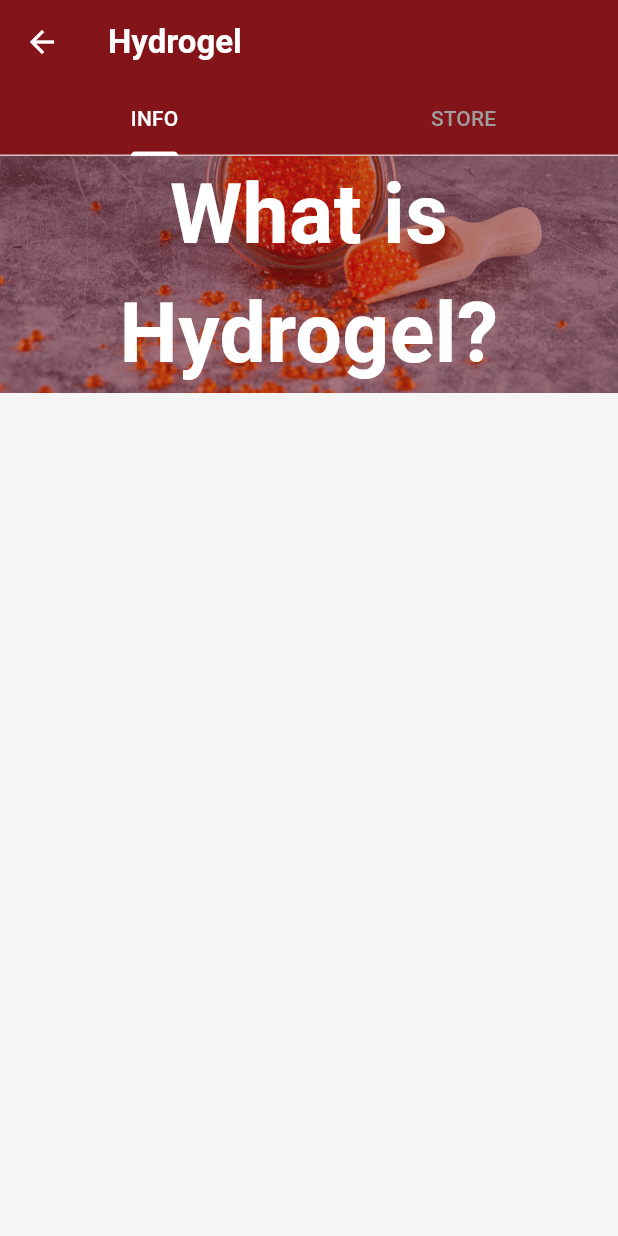
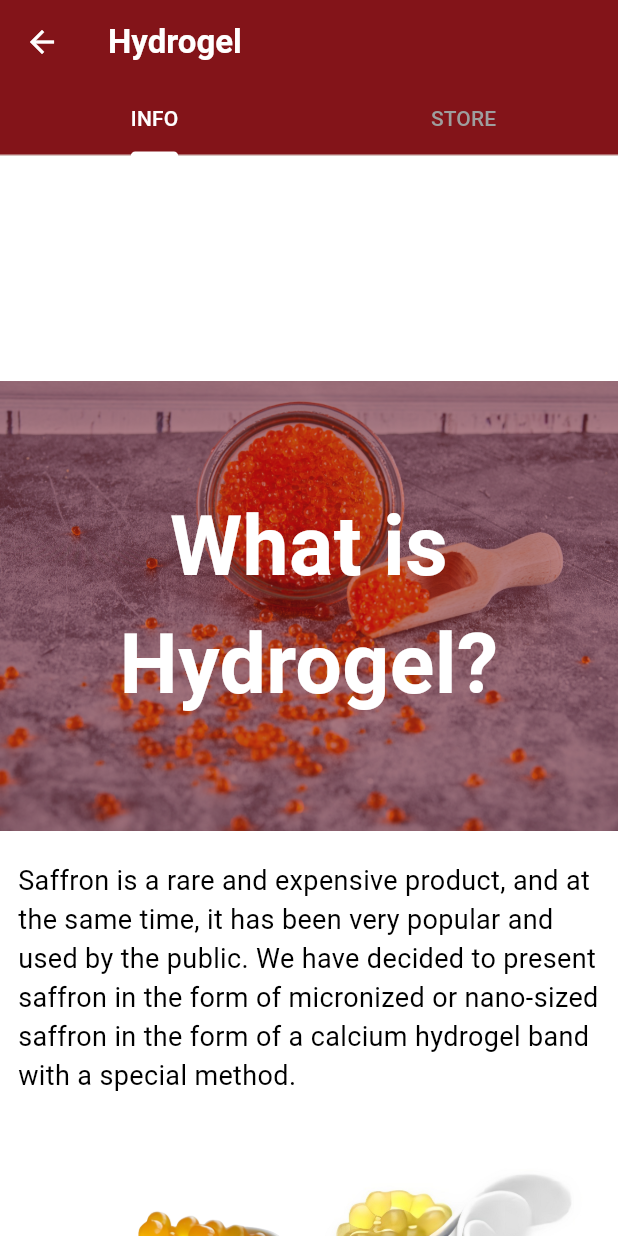
Before and after one commit to TheSam912/saffron, a Flutter app: the HydrogelPage screen opened directly, on a phone screen of 412 x 824 dp. Run offline on Flutter 3.47's test engine with Material 2 defaults, Android fonts, the phone set to English and light mode, and no system bars.

Commit message:
Add existing file

```diff
--- /dev/null
+++ b/lib/components/info.dart
@@ -0,0 +1,100 @@
+import 'package:flutter/material.dart';
+import 'package:saffron_project/components/footer.dart';
+import 'package:saffron_project/contant/color.dart';
+
+class Info extends StatelessWidget {
+  const Info({super.key});
+
+  @override
+  Widget build(BuildContext context) {
+    return ListView(
+      children: [
+        const SizedBox(
+          height: 150,
+        ),
+        Container(
+            height: 300,
+            width: MediaQuery.of(context).size.width,
+            decoration: BoxDecoration(
+                color: mainColor,
+                image: const DecorationImage(
+                    opacity: 0.5,
+                    image: AssetImage("assets/images/hydrogel_slider.jpg"),
+                    fit: BoxFit.cover)),
+            child: const Column(
+              mainAxisAlignment: MainAxisAlignment.center,
+              children: [
+                Text(
+                  "What is",
+                  textAlign: TextAlign.center,
+                  style: TextStyle(
+                      color: Colors.white,
+                      fontSize: 55,
+                      fontWeight: FontWeight.w700),
+                ),
+                Text(
+                  "Hydrogel?",
+                  textAlign: TextAlign.center,
+                  style: TextStyle(
+                      color: Colors.white,
+                      fontSize: 55,
+                      fontWeight: FontWeight.w700),
+                )
+              ],
+            )),
+        Padding(
+          padding: const EdgeInsets.symmetric(horizontal: 12),
+          child: Column(
+            children: [
+              const SizedBox(
+                height: 20,
+              ),
+              const Text(
+                "Saffron is a rare and expensive product, and at the same time, it has been very popular and used by the public. We have decided to present saffron in the form of micronized or nano-sized saffron in the form of a calcium hydrogel band with a special method.",
+                style: TextStyle(color: Colors.black, fontSize: 18),
+              ),
+              const SizedBox(
+                height: 30,
+              ),
+              Row(
+                children: [
+                  Flexible(
+                      flex: 5,
+                      child:
+                          Image.asset("assets/images/hydrogel/hydrogel1.png")),
+                  Flexible(
+                      flex: 5,
+                      child:
+                          Image.asset("assets/images/hydrogel/hydrogel2.jpeg")),
+                ],
+              ),
+              const Text(
+                "One of the reasons for this invention is to preserve the properties of saffron until the stage of consumption. It cannot be realized. First, we pulverize saffron with a special mill and dissolve it with water in a specific proportion.",
+                style: TextStyle(color: Colors.black, fontSize: 18),
+              ),
+              Row(
+                children: [
+                  Flexible(
+                      flex: 5,
+                      child:
+                          Image.asset("assets/images/hydrogel/hydrogel3.jpeg")),
+                  Flexible(
+                      flex: 5,
+                      child:
+                          Image.asset("assets/images/hydrogel/hydrogel4.jpeg")),
+                ],
+              ),
+              const Text(
+                "In a method with a controlled heat and vacuum system, the water is removed from the environment and the micronized saffron remains, of course, while maintaining all the properties of saffron. The solution is made into a liquid and is crushed by an automatic system and gradual injection of the solution inside the vessel from a substance with a calcium base and a certain percentage, and this product takes a spherical and hard (gelatinous) shape, and this final product is the saffron hydrogel.",
+                style: TextStyle(color: Colors.black, fontSize: 18),
+              ),
+              const SizedBox(
+                height: 50,
+              ),
+            ],
+          ),
+        )
+      ],
+    );
+  }
+}
--- a/lib/pages/hydrogel.dart
+++ b/lib/pages/hydrogel.dart
@@ -2,6 +2,8 @@ import 'package:flutter/material.dart';
 import 'package:saffron_project/components/footer.dart';
 import 'package:saffron_project/components/mainCards.dart';
 import 'package:saffron_project/contant/color.dart';
+
+import '../components/info.dart';
 
 class HydrogelPage extends StatefulWidget {
   const HydrogelPage({super.key});
@@ -33,7 +35,7 @@ class _HydrogelPageState extends State<HydrogelPage>
   @override
   Widget build(BuildContext context) {
     return Scaffold(
-      backgroundColor: backgroundColor,
+      backgroundColor: Colors.white,
       appBar: AppBar(
         bottom: TabBar(
           controller: _tabController,
@@ -59,7 +61,7 @@ class _HydrogelPageState extends State<HydrogelPage>
                 children: [
                   TabBarView(
                     controller: _tabController,
-                    children: [Info(), footer()],
+                    children: const [Info()],
                   )
                 ],
               ),
@@ -70,44 +72,3 @@ class _HydrogelPageState extends State<HydrogelPage>
     );
   }
 }
-
-class Info extends StatelessWidget {
-  const Info({super.key});
-
-  @override
-  Widget build(BuildContext context) {
-    return Column(
-      children: [
-        Container(
-            width: MediaQuery.of(context).size.width,
-            decoration: BoxDecoration(
-                color: mainColor,
-                image: const DecorationImage(
-                    opacity: 0.5,
-                    image: AssetImage("assets/images/hydrogel_slider.jpg"),
-                    fit: BoxFit.cover)),
-            child: const Column(
-              mainAxisAlignment: MainAxisAlignment.center,
-              children: [
-                Text(
-                  "What is",
-                  textAlign: TextAlign.center,
-                  style: TextStyle(
-                      color: Colors.white,
-                      fontSize: 55,
-                      fontWeight: FontWeight.w700),
-                ),
-                Text(
-                  "Hydrogel?",
-                  textAlign: TextAlign.center,
-                  style: TextStyle(
-                      color: Colors.white,
-                      fontSize: 55,
-                      fontWeight: FontWeight.w700),
-                )
-              ],
-            ))
-      ],
-    );
-  }
-}
--- a/pubspec.yaml
+++ b/pubspec.yaml
@@ -61,6 +61,7 @@ flutter:
   # To add assets to your application, add an assets section, like this:
   assets:
     - assets/images/
+    - assets/images/hydrogel/
   #   - images/a_dot_ham.jpeg
 
   # An image asset can refer to one or more resolution-specific "variants", see
```
Also changed, not shown: assets/images/hydrogel/hydrogel1.png (added), assets/images/hydrogel/hydrogel2.jpeg (added), assets/images/hydrogel/hydrogel3.jpeg (added), assets/images/hydrogel/hydrogel4.jpeg (added).
